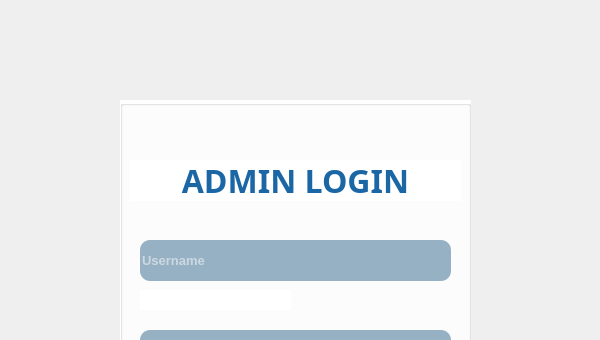
Above: CarRent/loginadmin.ui from Mani-SSH/Car_Rental before the change; both pictures show x 0 to 600 and y 0 to 340 of the 600 by 700 pixel window. Below: the same form after it.
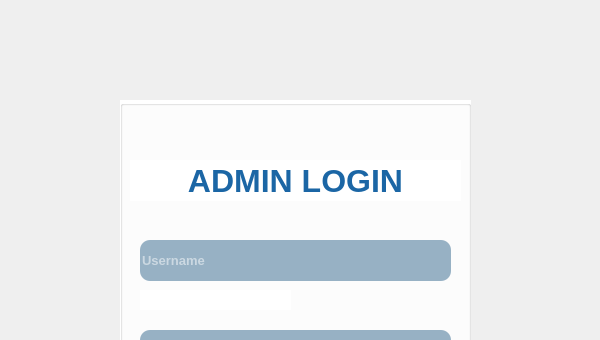
That is the form after the change.

Commit message: Created Layout

The edit to the form file:
```diff
--- a/CarRent/loginadmin.ui
+++ b/CarRent/loginadmin.ui
@@ -10,6 +10,12 @@
     <height>700</height>
    </rect>
   </property>
+  <property name="maximumSize">
+   <size>
+    <width>600</width>
+    <height>700</height>
+   </size>
+  </property>
   <property name="font">
    <font/>
   </property>
@@ -796,7 +802,6 @@
      </property>
      <property name="font">
       <font>
-       <family>Gotham</family>
        <pointsize>24</pointsize>
        <bold>true</bold>
       </font>
```
The commit also changes 1 other file.
